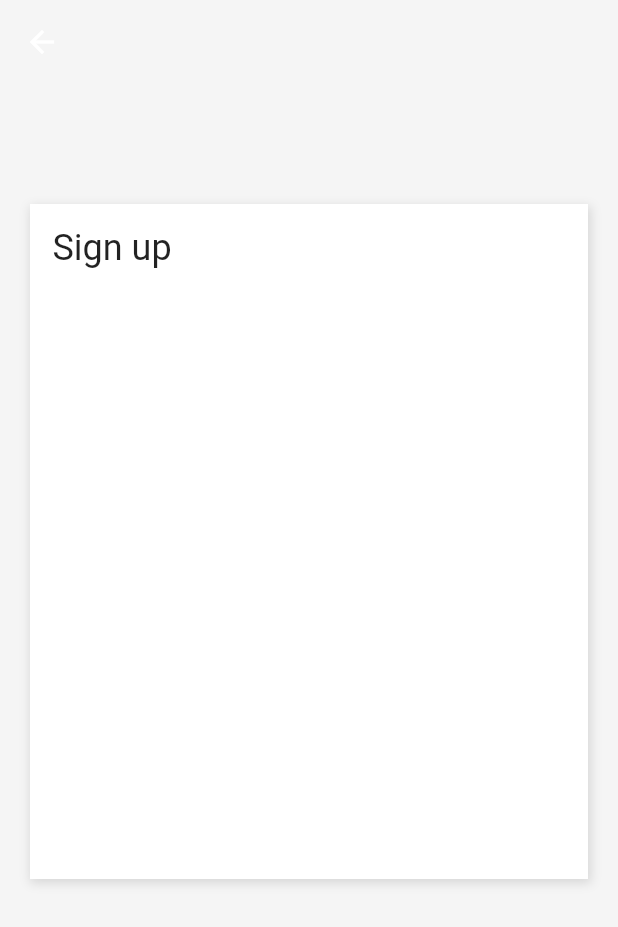
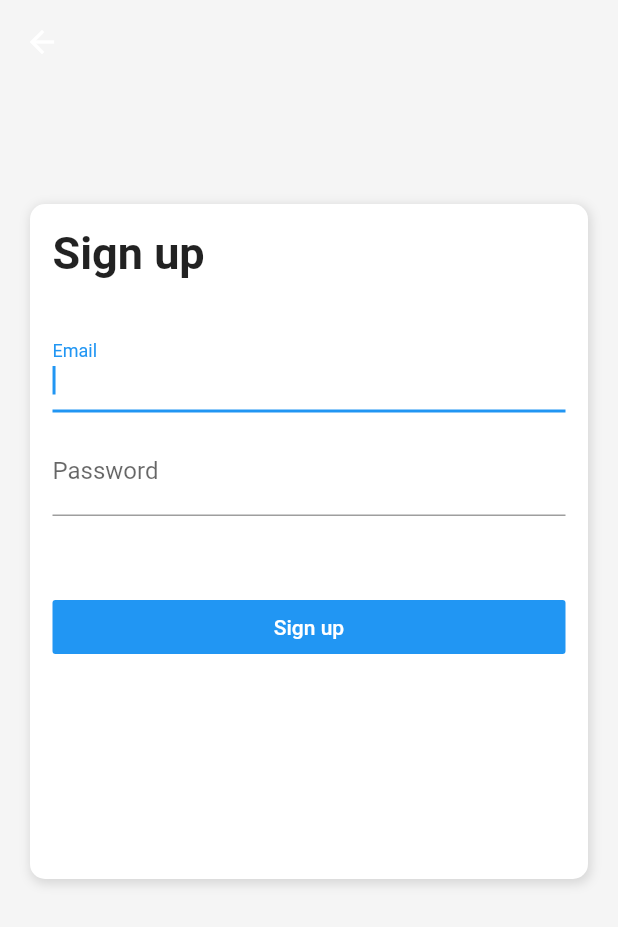
Before and after one commit to brunoscapri/flutter-estudo, a Flutter app: the SignupPage screen opened directly, on a phone screen of 412 x 824 dp. Shown: the top 927 px of the screen. Run offline on Flutter 3.47's test engine with Material 2 defaults, Android fonts, the phone set to English and light mode, and no system bars.

Commit message:
sign up screen

```diff
--- a/lib/pages/singup.page.dart
+++ b/lib/pages/singup.page.dart
@@ -21,19 +21,56 @@ class SignupPage extends StatelessWidget {
             height: 450,
             width: double.infinity,
             padding: EdgeInsets.all(15),
-            decoration: BoxDecoration(color: Colors.white, boxShadow: [
-              new BoxShadow(
-                  color: Colors.black12,
-                  offset: Offset(1, 2.0),
-                  blurRadius: 5,
-                  spreadRadius: 1),
-            ]),
+            decoration: BoxDecoration(
+              color: Colors.white,
+              borderRadius: BorderRadius.all(Radius.circular(10)),
+              boxShadow: [
+                new BoxShadow(
+                    color: Colors.black12,
+                    offset: Offset(1, 2.0),
+                    blurRadius: 5,
+                    spreadRadius: 1),
+              ],
+            ),
             child: Column(
               crossAxisAlignment: CrossAxisAlignment.start,
               children: <Widget>[
                 Text(
                   "Sign up",
-                  style: TextStyle(fontSize: 24),
+                  style: TextStyle(
+                    fontSize: 30,
+                    fontWeight: FontWeight.bold,
+                  ),
+                ),
+                SizedBox(
+                  height: 30,
+                ),
+                TextFormField(
+                  autofocus: true,
+                  keyboardType: TextInputType.emailAddress,
+                  decoration: InputDecoration(labelText: "Email"),
+                ),
+                SizedBox(
+                  height: 10,
+                ),
+                TextFormField(
+                  autofocus: true,
+                  obscureText: true,
+                  keyboardType: TextInputType.text,
+                  decoration: InputDecoration(labelText: "Password"),
+                ),
+                SizedBox(
+                  height: 50,
+                ),
+                Container(
+                  width: double.infinity,
+                  child: FlatButton(
+                      onPressed: () {},
+                      child: Text(
+                        "Sign up",
+                        style: TextStyle(color: Colors.white),
+                      ),
+                      color: Colors.blue),
                 )
               ],
             ),
```
